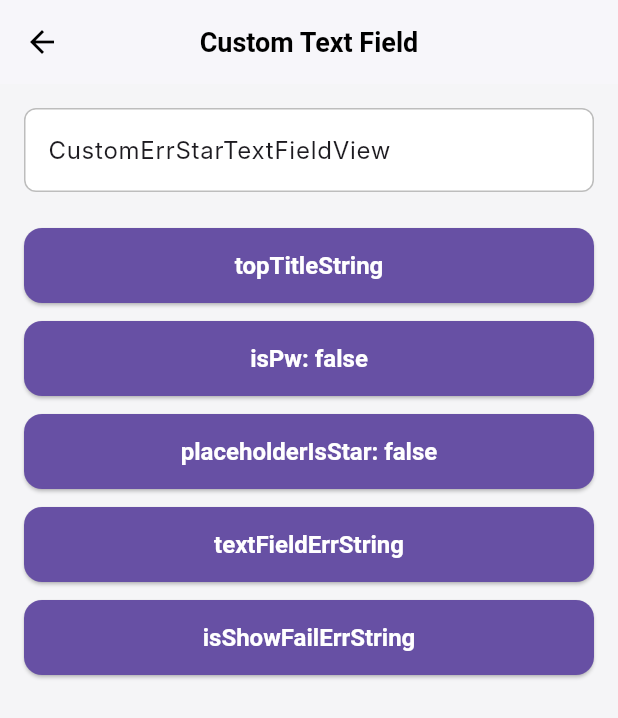
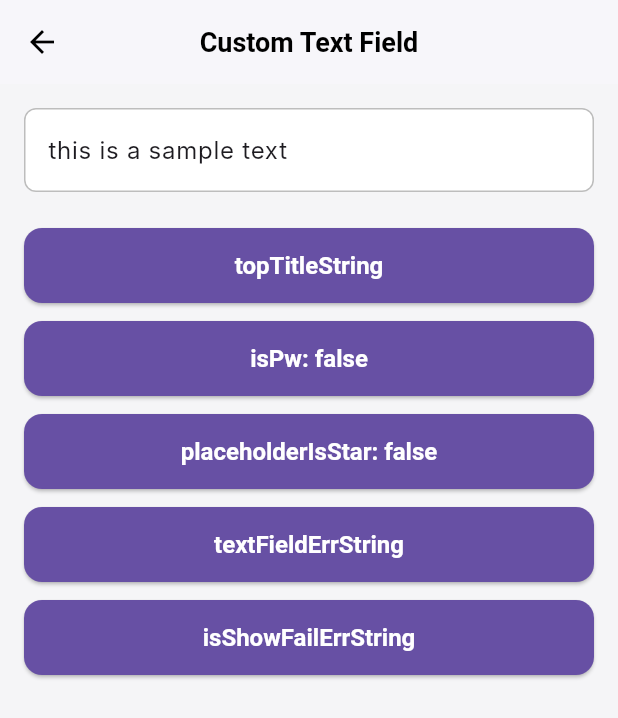
Before and after one commit to Althafmu/secondchapter_pro, a Flutter app: the screen it shows after launch, after a tap on "Custom Text Field", on a phone screen of 412 x 824 dp. Shown: the top 718 px of the screen. Run offline on Flutter 3.47's test engine with Material 3 defaults, Android fonts, the phone set to English and light mode, and no system bars; our stand-ins replace cached_network_image, fluttertoast, get, smooth_page_indicator, video_player, visibility_detector; statements that could not run were skipped.

Commit message:
textfield_changes

```diff
--- a/lib/features/bottom_nav/dashboard_view.dart
+++ b/lib/features/bottom_nav/dashboard_view.dart
@@ -10,10 +10,6 @@ class DashboardView extends GetView<DashboardController> {
   Widget build(BuildContext context) {
     return Scaffold(
       // The AppBar is now part of the main dashboard
-      appBar: AppBar(
-        title: const Text('GlobalTitleCenterAppbar'),
-        centerTitle: true,
-      ),
       body: Obx(
         () => IndexedStack(
           index: controller.selectedIndex.value,
@@ -21,9 +17,18 @@ class DashboardView extends GetView<DashboardController> {
             // List of pages for the bottom navigation
             HomeView(),
             // Add placeholder widgets for other tabs
-            Center(child: Text('Flights Page')),
-            Center(child: Text('Keyboard Page')),
-            Center(child: Text('Commands Page')),
+            Scaffold(
+              body: Center(child: Text('Flights Page')),
+              backgroundColor: Colors.green,
+            ),
+            Scaffold(
+              body: Center(child: Text('Keyboard Page')),
+              backgroundColor: Colors.green,
+            ),
+            Scaffold(
+              body: Center(child: Text('Commands Page')),
+              backgroundColor: Colors.green,
+            ),
           ],
         ),
       ),
@@ -38,8 +43,14 @@ class DashboardView extends GetView<DashboardController> {
           unselectedItemColor: Colors.grey,
           items: const [
             BottomNavigationBarItem(icon: Icon(Icons.home), label: 'Home'),
-            BottomNavigationBarItem(icon: Icon(Icons.airplanemode_active), label: 'Flights'),
-            BottomNavigationBarItem(icon: Icon(Icons.keyboard), label: 'Keyboard'),
+            BottomNavigationBarItem(
+              icon: Icon(Icons.airplanemode_active),
+              label: 'Flights',
+            ),
+            BottomNavigationBarItem(
+              icon: Icon(Icons.keyboard),
+              label: 'Keyboard',
+            ),
             BottomNavigationBarItem(icon: Icon(Icons.apps), label: 'Commands'),
           ],
         ),
--- a/lib/features/dash_line/dash_line_view.dart
+++ b/lib/features/dash_line/dash_line_view.dart
@@ -1,6 +1,6 @@
 import 'package:flutter/material.dart';
 import 'package:get/get.dart';
-import 'package:secondchapter_pro/components/dashed_line_painter.dart';
+import 'package:secondchapter_pro/features/dash_line/components/dashed_line_painter.dart';
 import 'dash_line_controller.dart';
 
 class DashLineView extends GetView<DashLineController> {
--- a/lib/features/home/home_view.dart
+++ b/lib/features/home/home_view.dart
@@ -10,7 +10,12 @@ class HomeView extends GetView<HomeController> {
     // IMPORTANT: The Scaffold and AppBar are removed from here.
     // This widget is now just the content that will be displayed
     // inside the DashboardView.
-    return ListView(
+    return Scaffold(
+      appBar: AppBar(
+        title: const Text('GlobalTitleCenterAppbar'),
+        centerTitle: true,
+      ),
+      body: ListView(
         children: [
           _buildSectionHeader('Dialog'),
           _buildListItem(
@@ -27,8 +32,14 @@ class HomeView extends GetView<HomeController> {
           ),
 
           _buildSectionHeader('Toast Message'),
-        _buildListItem('show_Center_Toast', onTap: controller.showCenterToast),
-        _buildListItem('show_Bottom_Toast', onTap: controller.showBottomToast),
+          _buildListItem(
+            'show_Center_Toast',
+            onTap: controller.showCenterToast,
+          ),
+          _buildListItem(
+            'show_Bottom_Toast',
+            onTap: controller.showBottomToast,
+          ),
 
           _buildSectionHeader('Text Field'),
           _buildListItem(
@@ -64,13 +75,17 @@ class HomeView extends GetView<HomeController> {
           ),
 
           _buildSectionHeader('Custom ETC'),
-        _buildListItem('Custom Dash Line', onTap: controller.openDashLinePage),
+          _buildListItem(
+            'Custom Dash Line',
+            onTap: controller.openDashLinePage,
+          ),
           _buildListItem(
             'Custom Indicator',
             onTap: controller.openCustomIndicatorPage,
           ),
           _buildListItem('Doh!! Slider', onTap: controller.openMediaSliderPage),
         ],
+      ),
     );
   }
 
--- a/lib/features/media_feed/media_feed_controller.dart
+++ b/lib/features/media_feed/media_feed_controller.dart
@@ -12,7 +12,6 @@ class MediaFeedController extends GetxController {
 
   void fetchMediaPosts() {
     // In a real app, you'd fetch this from an API.
-    // We are using mock data based on the screenshots.
     // TODO: Replace with your actual asset paths and URLs.
     final mockPosts = [
       MediaPost(
@@ -33,7 +32,7 @@ class MediaFeedController extends GetxController {
             'If there is only one image or video, infinite scroll is not enabled. Of course, you can also disable it for multiple items if you want.',
         mediaItems: [
           // IMPORTANT: Add a video to your assets/videos folder first
-          MediaItem(url: 'assets/videos/vid1.webm', type: MediaType.video),
+          MediaItem(url: 'assets/videos/vid3.mp4', type: MediaType.video),
         ],
       ),
       MediaPost(
--- a/lib/features/splash/splash_view.dart
+++ b/lib/features/splash/splash_view.dart
@@ -10,7 +10,63 @@ class SplashView extends StatelessWidget {
     return GetBuilder<SplashController>(
       init: SplashController(),
       builder: (controller) {
-        return const Scaffold(body: Center(child: CircularProgressIndicator()));
+        return Scaffold(
+          body: Container(
+            decoration: const BoxDecoration(
+              gradient: LinearGradient(
+                colors: [Color(0xFF6DD5ED), Color(0xFF2193B0)],
+                begin: Alignment.topLeft,
+                end: Alignment.bottomRight,
+              ),
+            ),
+            child: Center(
+              child: TweenAnimationBuilder<double>(
+                tween: Tween(begin: 0.0, end: 1.0),
+                duration: const Duration(milliseconds: 1200),
+                builder: (context, value, child) {
+                  return Opacity(
+                    opacity: value,
+                    child: Padding(
+                      padding: EdgeInsets.only(top: 50 * (1 - value)),
+                      child: child,
+                    ),
+                  );
+                },
+                child: Column(
+                  mainAxisAlignment: MainAxisAlignment.center,
+                  children: [
+                    // --- THE CHANGE IS HERE ---
+                    // 1. Replaced Image with a scalable Icon
+                    const Icon(
+                      Icons.rocket_launch, // <-- Choose any icon you like
+                      size: 120,
+                      color: Colors.white,
+                    ),
+
+                    // --- END OF CHANGE ---
+                    const SizedBox(height: 24),
+
+                    Text(
+                      'Second Chapter Pro',
+                      style: Theme.of(context).textTheme.headlineMedium
+                          ?.copyWith(
+                            color: Colors.white,
+                            fontWeight: FontWeight.bold,
+                            letterSpacing: 1.2,
+                          ),
+                    ),
+                    const SizedBox(height: 48),
+
+                    const CircularProgressIndicator(
+                      valueColor: AlwaysStoppedAnimation<Color>(Colors.white),
+                      strokeWidth: 2.0,
+                    ),
+                  ],
+                ),
+              ),
+            ),
+          ),
+        );
       },
     );
   }
--- a/lib/features/textfields/text_field/textfield_controller.dart
+++ b/lib/features/textfields/text_field/textfield_controller.dart
@@ -11,7 +11,7 @@ class PlaygroundDemoController extends GetxController {
   @override
   void onInit() {
     super.onInit();
-    playgroundController = TextEditingController(text: 'CustomErrStarTextFieldView');
+    playgroundController = TextEditingController(text: 'this is a sample text');
   }
 
   void toggleTopTitle() => topTitle.value = topTitle.value == null ? 'topTitleString' : null;
--- a/lib/features/textfields/text_field/textfield_view.dart
+++ b/lib/features/textfields/text_field/textfield_view.dart
@@ -20,7 +20,7 @@ class PlaygroundDemoView extends GetView<PlaygroundDemoController> {
                   controller: controller.playgroundController,
                   topTitle: controller.topTitle.value,
                   isPassword: controller.isPw.value,
-                  hintText: 'Custom${controller.placeholderIsStar.value ? '*' : ''}TextField',
+                  hintText: 'Custom TextField${controller.placeholderIsStar.value ? '*' : ''}',
                   errorText: controller.errorText.value,
               )),
             const SizedBox(height: 24),
--- a/pubspec.yaml
+++ b/pubspec.yaml
@@ -39,6 +39,7 @@ dependencies:
   video_player: ^2.10.0
   cached_network_image: ^3.4.1
   smooth_page_indicator: ^1.2.1
+  visibility_detector: ^0.4.0+2
 
 dev_dependencies:
   flutter_test:
```
Also changed, not shown: lib/features/media_feed/components/media_post_widget.dart (+5 -2 lines), lib/features/media_feed/components/video_item_widget.dart (+31 -6 lines), lib/features/textfields/code_verify/code_verify_demo_controller.dart (+27 -1 lines), lib/features/textfields/code_verify/code_verify_demo_view.dart (+16 -4 lines), lib/features/textfields/phone_number_text_field/phone_entry_demo_controller.dart (+28 -1 lines), lib/features/textfields/phone_number_text_field/phone_entry_demo_view.dart (+16 -4 lines), lib/features/textfields/verified_phone/verified_phone_demo_controller.dart (+18 -1 lines), lib/features/textfields/verified_phone/verified_phone_demo_view.dart (+25 -7 lines), lib/features/textfields/verified_text/verified_text_controller.dart (+17 -1 lines), lib/features/textfields/verified_text/verified_text_view.dart (+26 -5 lines), lib/features/dash_line/components/dashed_line_painter.dart (renamed from lib/components/dashed_line_painter.dart), pubspec.lock, 1 other file. Lines whose indentation alone changed are shown as unchanged.
